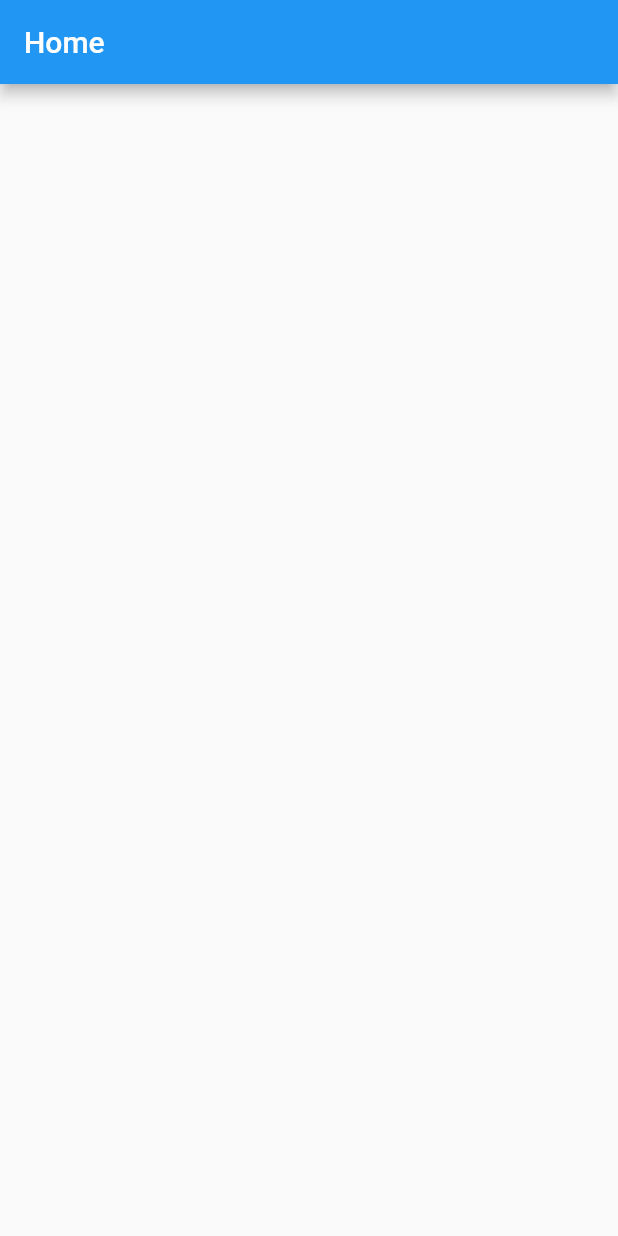
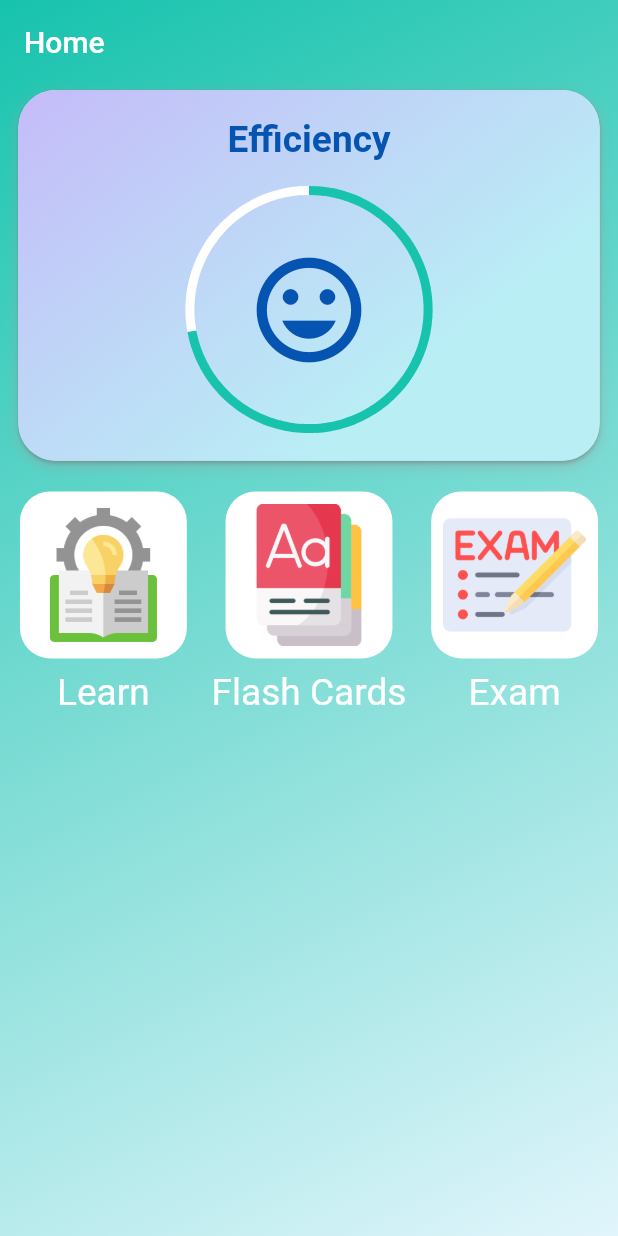
Before and after one commit to MgSuper/Idiomism, a Flutter app: the screen it shows after launch, on a phone screen of 412 x 824 dp. Run offline on Flutter 3.47's test engine with Material 2 defaults, Android fonts, the phone set to English and light mode, and no system bars; drawn by our look-alikes of step_progress_indicator; our stand-ins replace simple_animations, sizer, supercharged.

Commit message:
add home

```diff
--- a/lib/main.dart
+++ b/lib/main.dart
@@ -1,5 +1,6 @@
 import 'package:flutter/material.dart';
 import 'package:idiomism/presentation/router/app_router.dart';
+import 'package:sizer/sizer.dart';
 
 void main() {
   runApp(MyApp());
@@ -12,6 +13,8 @@ class MyApp extends StatelessWidget {
 
   @override
   Widget build(BuildContext context) {
+    return Sizer(
+      builder: (context, orientation, deviceType) {
         return MaterialApp(
           title: 'Idiomism',
           debugShowCheckedModeBanner: false,
@@ -20,5 +23,7 @@ class MyApp extends StatelessWidget {
           ),
           onGenerateRoute: _appRouter.onGeneratedRoute,
         );
+      },
+    );
   }
 }
--- /dev/null
+++ b/lib/presentation/animations/animations.dart
@@ -0,0 +1,32 @@
+import 'package:flutter/material.dart';
+import 'package:simple_animations/simple_animations.dart';
+import 'package:supercharged/supercharged.dart';
+
+enum AniProps { opacity, translateY }
+
+class FadeAnimation extends StatelessWidget {
+  final double delay;
+  final Widget child;
+
+  FadeAnimation({required this.delay, required this.child});
+
+  @override
+  Widget build(BuildContext context) {
+    final tween = MultiTween<AniProps>()
+      ..add(AniProps.opacity, 0.0.tweenTo(1.0), 500.milliseconds)
+      ..add(AniProps.translateY, (-30.0).tweenTo(0.0), 500.milliseconds,
+          Curves.easeOut);
+
+    return PlayAnimation<MultiTweenValues<AniProps>>(
+      delay: Duration(milliseconds: (500 * delay).round()),
+      duration: tween.duration,
+      tween: tween,
+      child: child,
+      builder: (context, child, value) => Opacity(
+        opacity: value.get(AniProps.opacity),
+        child: Transform.translate(
+            offset: Offset(0, value.get(AniProps.translateY)), child: child),
+      ),
+    );
+  }
+}
--- a/lib/presentation/screens/home/home_screen.dart
+++ b/lib/presentation/screens/home/home_screen.dart
@@ -1,16 +1,144 @@
 import 'package:flutter/material.dart';
+import 'package:idiomism/presentation/animations/animations.dart';
+import 'package:idiomism/presentation/widgets/icon_widget.dart';
+import 'package:sizer/sizer.dart';
+import 'package:step_progress_indicator/step_progress_indicator.dart';
 
 class HomeScreen extends StatelessWidget {
   const HomeScreen({Key? key}) : super(key: key);
 
   @override
   Widget build(BuildContext context) {
-    return Scaffold(
-      appBar: AppBar(
-        title: Text('Home'),
-        centerTitle: false,
+    return Container(
+      decoration: const BoxDecoration(
+        gradient: LinearGradient(
+          begin: Alignment.topLeft,
+          end: Alignment.bottomRight,
+          colors: [Color(0xFF17c3ad), Color(0xFFe1f5fc)],
+        ),
       ),
-      body: Container(),
+      child: Scaffold(
+        backgroundColor: Colors.transparent,
+        appBar: AppBar(
+          backgroundColor: Colors.transparent,
+          elevation: 0,
+          title: Text('Home'),
+        ),
+        body: FadeAnimation(
+          delay: 1.5,
+          child: Column(
+            crossAxisAlignment: CrossAxisAlignment.center,
+            children: [
+              Padding(
+                padding: EdgeInsets.symmetric(horizontal: 2.0.w),
+                child: Card(
+                  shape: RoundedRectangleBorder(
+                      borderRadius: BorderRadius.circular(25)),
+                  child: Container(
+                    height: 30.0.h,
+                    width: 100.0.w,
+                    decoration: BoxDecoration(
+                      gradient: LinearGradient(
+                        colors: [
+                          Color(0xFFc5bbf9),
+                          Color(0xFFb9eef5),
+                        ],
+                        begin: Alignment.topLeft,
+                        end: Alignment.bottomCenter,
+                      ),
+                      boxShadow: [
+                        BoxShadow(
+                          color: Colors.grey.withOpacity(0.5),
+                          blurRadius: 7,
+                          offset: const Offset(0, 3),
+                        )
+                      ],
+                      borderRadius: BorderRadius.circular(25),
+                    ),
+                    child: Column(
+                      mainAxisAlignment: MainAxisAlignment.center,
+                      children: <Widget>[
+                        Text(
+                          'Efficiency',
+                          style: TextStyle(
+                            color: Color(0xFF0654b1),
+                            fontSize: 18.0.sp,
+                            fontWeight: FontWeight.bold,
+                          ),
+                        ),
+                        SizedBox(
+                          height: 2.0.h,
+                        ),
+                        CircularStepProgressIndicator(
+                          totalSteps: 100,
+                          currentStep: 72,
+                          selectedColor: Color(0xFF17c3ad),
+                          unselectedColor: Colors.white,
+                          padding: 0,
+                          width: 40.0.w,
+                          height: 20.0.h,
+                          child: Icon(
+                            Icons.tag_faces,
+                            color: Color(0xFF0654b1),
+                            size: 84,
+                          ),
+                        )
+                      ],
+                    ),
+                  ),
+                ),
+              ),
+              SizedBox(
+                height: 2.0.h,
+              ),
+              Row(
+                mainAxisAlignment: MainAxisAlignment.center,
+                children: <Widget>[
+                  IconWidget(
+                    title: 'Learn',
+                    child: IconButton(
+                      onPressed: () {},
+                      icon: Image.asset(
+                        'assets/icons/learn.png',
+                      ),
+                    ),
+                    color: Colors.white,
+                    delayanimation: 1.5,
+                  ),
+                  SizedBox(
+                    width: 4.0.w,
+                  ),
+                  IconWidget(
+                    title: 'Flash Cards',
+                    child: IconButton(
+                      onPressed: () {},
+                      icon: Image.asset(
+                        'assets/icons/flash_cards.png',
+                      ),
+                    ),
+                    color: Colors.white,
+                    delayanimation: 1.7,
+                  ),
+                  SizedBox(
+                    width: 4.0.w,
+                  ),
+                  IconWidget(
+                    title: 'Exam',
+                    child: IconButton(
+                      onPressed: () {},
+                      icon: Image.asset(
+                        'assets/icons/exam.png',
+                      ),
+                    ),
+                    color: Colors.white,
+                    delayanimation: 1.9,
+                  ),
+                ],
+              ),
+            ],
+          ),
+        ),
+      ),
     );
   }
 }
--- /dev/null
+++ b/lib/presentation/widgets/icon_widget.dart
@@ -0,0 +1,51 @@
+import 'package:flutter/material.dart';
+import 'package:idiomism/presentation/animations/animations.dart';
+import 'package:sizer/sizer.dart';
+
+class IconWidget extends StatelessWidget {
+  late String title;
+  late Widget child;
+  late double delayanimation;
+  late Color color;
+  IconWidget({
+    Key? key,
+    required this.title,
+    required this.child,
+    required this.delayanimation,
+    required this.color,
+  }) : super(key: key);
+
+  @override
+  Widget build(BuildContext context) {
+    return Column(
+      children: <Widget>[
+        Row(
+          mainAxisAlignment: MainAxisAlignment.center,
+          children: <Widget>[
+            FadeAnimation(
+              delay: delayanimation,
+              child: Container(
+                  width: 27.0.w,
+                  height: 27.0.w,
+                  decoration: BoxDecoration(
+                    color: color,
+                    borderRadius: BorderRadius.circular(20.0),
+                  ),
+                  child: child),
+            ),
+          ],
+        ),
+        SizedBox(
+          height: 1.0.h,
+        ),
+        FadeAnimation(
+          delay: delayanimation,
+          child: Text(
+            title,
+            style: TextStyle(color: Colors.white, fontSize: 18.0.sp),
+          ),
+        ),
+      ],
+    );
+  }
+}
```
Also changed, not shown: pubspec.yaml (+6 -3 lines), assets/icons/efficiency.png (added), assets/icons/exam.png (added), assets/icons/flash_cards.png (added), assets/icons/learn.png (added), pubspec.lock. Lines whose indentation alone changed are shown as unchanged.
